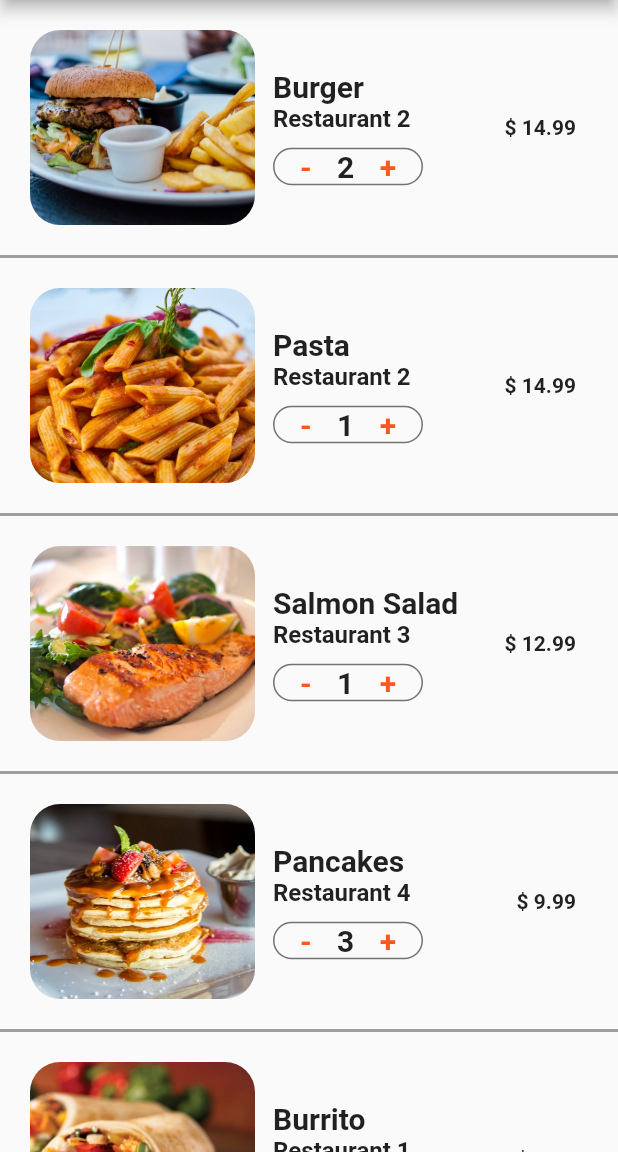
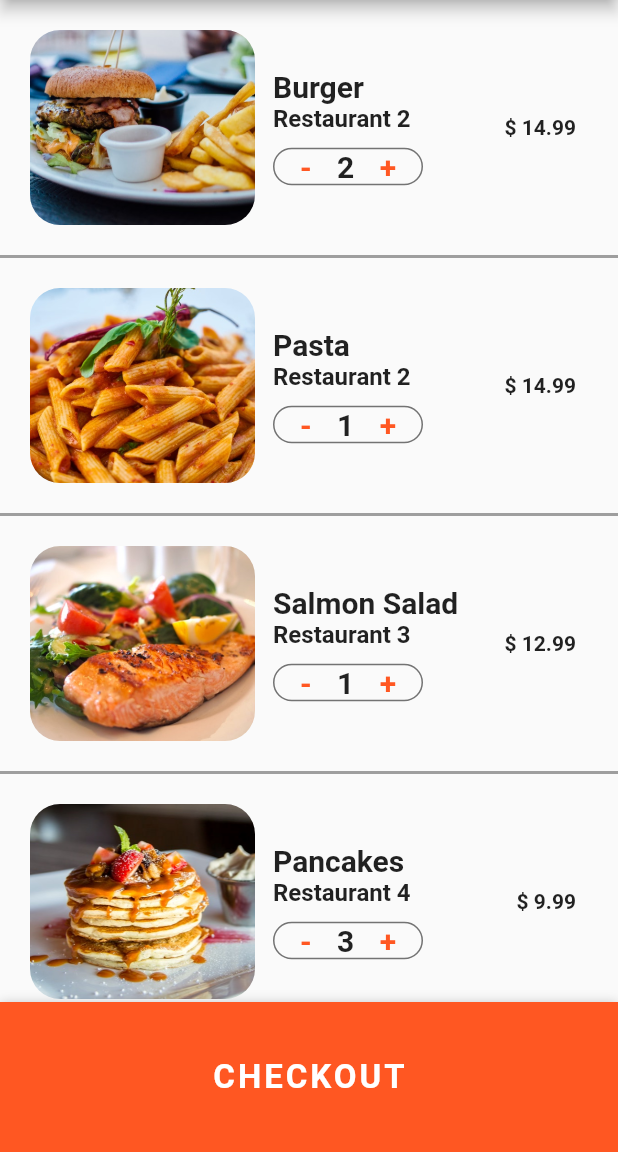
Before and after one commit to DennisKabutu/flutter_food_delivery_ui-main, a Flutter app: the CartScreen screen opened directly, on a phone screen of 412 x 824 dp, the part 84-1236 px from its top. Run offline on Flutter 3.47's test engine with Material 2 defaults, Android fonts, the phone set to English and light mode, and no system bars.

Commit message:
Bottom sheet added and price section

```diff
--- a/lib/screens/cart_screen.dart
+++ b/lib/screens/cart_screen.dart
@@ -17,16 +17,72 @@ class _CartScreenState extends State<CartScreen> {
       ),
       body: ListView.separated(
           itemBuilder: (BuildContext context, int index) {
-            Order order = currentUser.cart[index];
-            return _buildOrder(order);
+            if (index < currentUser.cart.length) {
+              Order order = currentUser.cart[index];
+              return _buildOrder(order);
+            }
+            return Container(
+              margin: EdgeInsets.all(20.0),
+              child: Column(
+                children: [
+                  Row(
+                    mainAxisAlignment: MainAxisAlignment.spaceBetween,
+                    children: [
+                      Text(
+                        'Estimated Delivery Time:',
+                        style: TextStyle(
+                            fontSize: 18.0, fontWeight: FontWeight.w600),
+                      ),
+                      Text('25 min',
+                          style: TextStyle(
+                              fontSize: 18.0, fontWeight: FontWeight.w600))
+                    ],
+                  ),
+                  Row(
+                    mainAxisAlignment: MainAxisAlignment.spaceBetween,
+                    children: [
+                      Text('Total Cost',
+                          style: TextStyle(
+                              fontSize: 18.0, fontWeight: FontWeight.w600)),
+                      Text('\$ ${totalPrice().toStringAsFixed(2)}',
+                          style: TextStyle(
+                              fontSize: 18.0,
+                              fontWeight: FontWeight.w600,
+                              color: Colors.green[700]))
+                    ],
+                  ),
+                  SizedBox(height: 88.0,)
+                ],
+              ),
+            );
           },
           separatorBuilder: (BuildContext context, int index) => const Divider(
                 thickness: 2.0,
                 height: 2.0,
                 color: Colors.grey,
               ),
-          itemCount: currentUser.cart.length),
+          itemCount: currentUser.cart.length + 1),
+      bottomSheet: Container(
+        height: 100,
+        width: MediaQuery.of(context).size.width,
+        decoration:
+            BoxDecoration(color: Theme.of(context).primaryColor, boxShadow: [
+          BoxShadow(
+              offset: Offset(0, 1), color: Colors.black26, blurRadius: 6.0),
+        ]),
+        child: FlatButton(
+          onPressed: () {  },
+        child: Text('CHECKOUT',style: TextStyle(fontSize: 22.0,fontWeight: FontWeight.bold,letterSpacing: 2.0,color: Colors.white),),)
+      ),
     );
+  }
+
+  double totalPrice() {
+    double totalPrice = 0;
+    currentUser.cart.forEach((Order order) {
+      totalPrice += order.quantity * order.food.price;
+    });
+    return totalPrice;
   }
 
   Widget _buildOrder(Order order) {
@@ -115,12 +171,11 @@ class _CartScreenState extends State<CartScreen> {
             ),
           ),
           Container(
-            margin: EdgeInsets.all(8.0),
-              child: Text('\$ ${order.food.price.toString()}',
-                style: TextStyle(fontSize: 14.0,fontWeight: FontWeight.w600),
-
-              )
-          )
+              margin: EdgeInsets.all(8.0),
+              child: Text(
+                '\$ ${order.food.price.toString()}',
+                style: TextStyle(fontSize: 14.0, fontWeight: FontWeight.w600),
+              ))
         ],
       ),
     );
```
